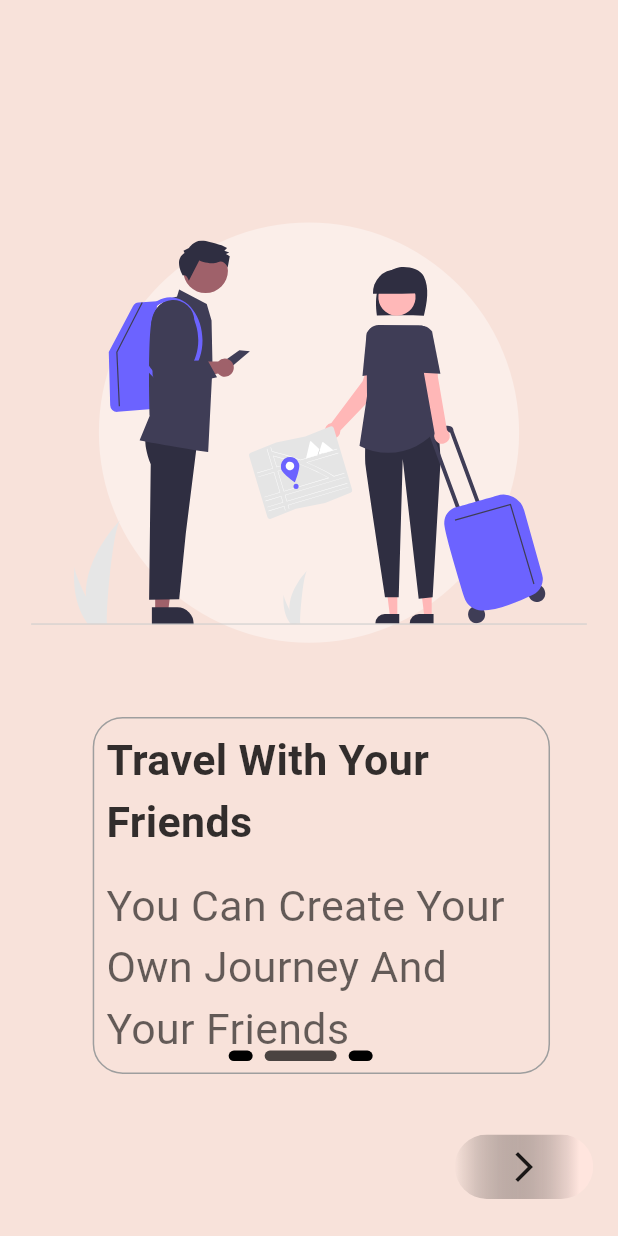
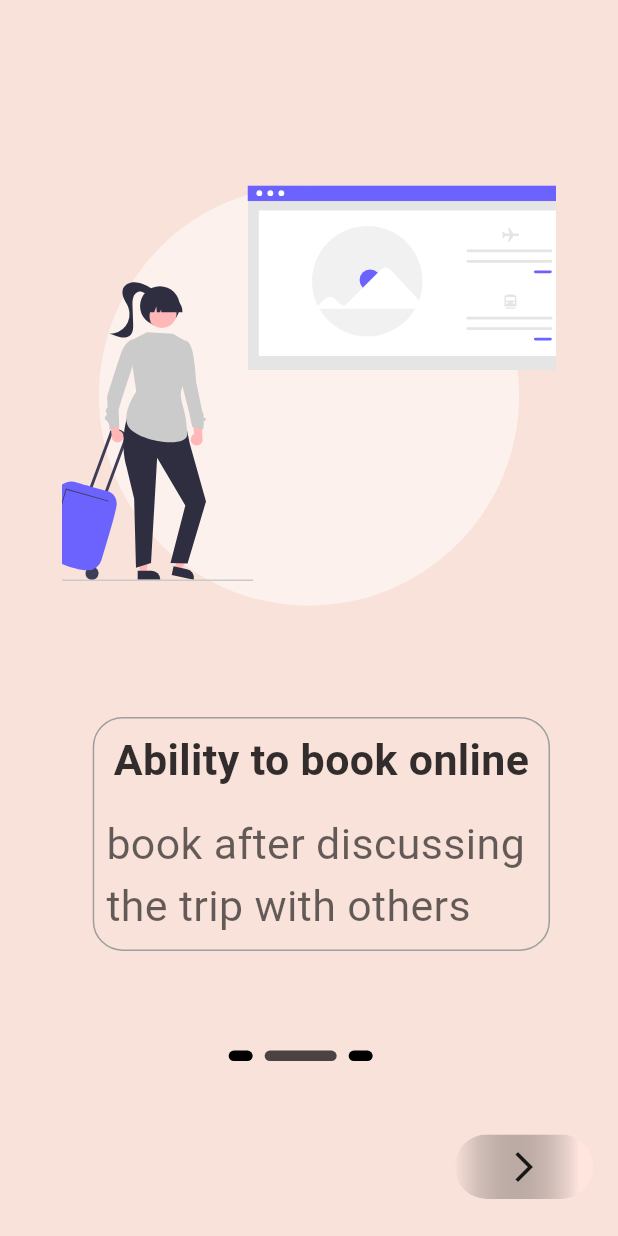
Before and after one commit to Mohammed-AboLEneen/fun-tourism, a Flutter app: the screen it shows after launch, after a tap on the "arrow forward ios" icon, on a phone screen of 412 x 824 dp. Run offline on Flutter 3.47's test engine with Material 2 defaults, Android fonts, the light colour scheme and no system bars; drawn by our look-alikes of smooth_page_indicator; our stand-ins replace flutter_screenutil, flutter_svg, google_fonts; Roboto replaces fonts that are missing (Abel).

Commit message:
onboarding is completed and add simple animation when transition to Authentication screen

```diff
--- a/lib/features/authentication/presentation/view/authentcation.dart
+++ b/lib/features/authentication/presentation/view/authentcation.dart
@@ -40,6 +40,7 @@ class _AuthenticationScreenState extends State<AuthenticationScreen> {
 
     return Scaffold(
       resizeToAvoidBottomInset: false,
+      backgroundColor: Colors.transparent,
       body: CustomScrollView(
         slivers: [
           SliverFillRemaining(
--- a/lib/features/onboarding/presentation/view/onboarding.dart
+++ b/lib/features/onboarding/presentation/view/onboarding.dart
@@ -1,8 +1,9 @@
 import 'package:flutter/material.dart';
 import 'package:flutter_screenutil/flutter_screenutil.dart';
-import 'package:flutter_svg/flutter_svg.dart';
 import 'package:fun_adventure/cores/utils/images.dart';
+import 'package:fun_adventure/features/authentication/presentation/view/authentcation.dart';
 import 'package:fun_adventure/features/onboarding/presentation/view/widgets/custom_button.dart';
+import 'package:fun_adventure/features/onboarding/presentation/view/widgets/pageview_item.dart';
 import 'package:fun_adventure/features/onboarding/presentation/view/widgets/smooth_dots.dart';
 
 import '../../../../cores/methods/navigate_pageview.dart';
@@ -17,27 +18,32 @@ class OnBoardingPage extends StatefulWidget {
 class _OnBoardingPageState extends State<OnBoardingPage>
     with SingleTickerProviderStateMixin {
   late PageController _pageController;
+
+  List<String> pageViewTitles = [
+    'Enjoy with your friends',
+    'Ability to book online',
+    'Go on interesting trips',
+  ];
+  List<String> pageViewSubtitles = [
+    'You Can Create Your Own Journey And Your Friends',
+    'book after discussing the trip with others',
+    'Experience various trips in new places',
+  ];
+
   double progress = 0;
-
-  Color? beginColor = const Color(0xffDAD4C8);
-  Color? endColor = const Color(0xffFFE5DE);
+  late Color beginColor;
+  late Color endColor;
+  late String title;
+  late String subtitle;
 
   @override
   void initState() {
     // TODO: implement initState
     super.initState();
 
-    _pageController = PageController()
-      ..addListener(() {
-        setState(() {
-          progress = _pageController.page ?? 0;
-
-          if (progress > 1) {
-            beginColor = const Color(0xffFFE5DE);
-            endColor = const Color(0xffDBF6E5).withOpacity(.9);
-          }
-        });
-      });
+    getPageViewTitleAndSubtitle();
+    getPageViewBackgroundColor();
+    initialPageViewController();
   }
 
   @override
@@ -56,6 +62,9 @@ class _OnBoardingPageState extends State<OnBoardingPage>
               top: h * .58,
               child: Padding(
                 padding: EdgeInsets.symmetric(horizontal: w * .15),
+                child: AnimatedOpacity(
+                  duration: const Duration(milliseconds: 200),
+                  opacity: getPageViewContainerOpacity(),
                   child: Container(
                     decoration: BoxDecoration(
                       border: Border.all(color: Colors.grey),
@@ -67,7 +76,7 @@ class _OnBoardingPageState extends State<OnBoardingPage>
                       child: Column(
                         children: [
                           Text(
-                          'Travel With Your Friends',
+                            title,
                             style: TextStyle(
                                 fontSize: 25.sp,
                                 fontWeight: FontWeight.w600,
@@ -77,7 +86,7 @@ class _OnBoardingPageState extends State<OnBoardingPage>
                             height: 15,
                           ),
                           Text(
-                          'You Can Create Your Own Journey And Your Friends',
+                            subtitle,
                             style: TextStyle(
                                 fontSize: 25.sp,
                                 color: Colors.black.withOpacity(.6)),
@@ -88,58 +97,24 @@ class _OnBoardingPageState extends State<OnBoardingPage>
                   ),
                 ),
               ),
+            ),
             PageView(
               controller: _pageController,
               children: [
-                Padding(
-                  padding: EdgeInsets.only(top: h * .15),
-                  child: Stack(
-                    alignment: Alignment.topCenter,
-                    children: [
-                      CircleAvatar(
-                          radius: h * .17,
-                          backgroundColor: Colors.white.withOpacity(.5)),
-                      SvgPicture.asset(
-                        ImagesClass.travelsImage,
-                        width: w * .9,
-                        fit: BoxFit.cover,
-                      )
-                    ],
+                PageViewItem(
+                  height: h,
+                  width: w,
+                  imagePath: ImagesClass.travelsImage,
                 ),
+                PageViewItem(
+                  height: h,
+                  width: w,
+                  imagePath: ImagesClass.travelBookingImage,
                 ),
-                Padding(
-                  padding: EdgeInsets.only(bottom: h * .3),
-                  child: Stack(
-                    alignment: Alignment.center,
-                    children: [
-                      CircleAvatar(
-                        radius: h * .17,
-                        backgroundColor: Colors.white.withOpacity(.4),
-                      ),
-                      SvgPicture.asset(
-                        ImagesClass.travelsImage,
-                        width: w * .9,
-                        fit: BoxFit.cover,
-                      )
-                    ],
-                  ),
-                ),
-                Padding(
-                  padding: EdgeInsets.only(bottom: h * .3),
-                  child: Stack(
-                    alignment: Alignment.center,
-                    children: [
-                      CircleAvatar(
-                        radius: h * .17,
-                        backgroundColor: Colors.white.withOpacity(.5),
-                      ),
-                      SvgPicture.asset(
-                        ImagesClass.travelsImage,
-                        width: w * .9,
-                        fit: BoxFit.cover,
-                      )
-                    ],
-                  ),
+                PageViewItem(
+                  height: h,
+                  width: w,
+                  imagePath: ImagesClass.throughDesertImage,
                 ),
               ],
             ),
@@ -157,7 +132,31 @@ class _OnBoardingPageState extends State<OnBoardingPage>
                   height: h * .04,
                   width: w * .2,
                   tap: () {
+                    if (progress < 2) {
                       navigatePageView(pageController: _pageController);
+                    } else {
+                      Navigator.push(
+                        context,
+                        PageRouteBuilder(
+                          pageBuilder: (context, _, __) =>
+                              const AuthenticationScreen(),
+                          transitionsBuilder:
+                              (context, animation, secondaryAnimation, child) {
+                            const begin = Offset(0.0, 1.0);
+                            const end = Offset.zero;
+                            const curve = Curves.linear;
+
+                            var tween = Tween(begin: begin, end: end)
+                                .chain(CurveTween(curve: curve));
+
+                            return SlideTransition(
+                              position: animation.drive(tween),
+                              child: child,
+                            );
+                          },
+                        ),
+                      );
+                    }
                   },
                   color: Color.lerp(beginColor, endColor, progress),
                 ))
@@ -166,4 +165,52 @@ class _OnBoardingPageState extends State<OnBoardingPage>
       ),
     );
   }
+
+  void getPageViewBackgroundColor() {
+    if (progress > 1) {
+      beginColor = const Color(0xffFFE5DE);
+      endColor = const Color(0xffDBF6E5).withOpacity(.9);
+    } else {
+      beginColor = const Color(0xffDAD4C8);
+      endColor = const Color(0xffFFE5DE);
     }
+  }
+
+  void getPageViewTitleAndSubtitle() {
+    if (progress < .5) {
+      title = pageViewTitles[0];
+      subtitle = pageViewSubtitles[0];
+    } else if (progress >= .5 && progress <= 1.5) {
+      title = pageViewTitles[1];
+      subtitle = pageViewSubtitles[1];
+    } else {
+      title = pageViewTitles[2];
+      subtitle = pageViewSubtitles[2];
+    }
+  }
+
+  void initialPageViewController() {
+    _pageController = PageController()
+      ..addListener(() {
+        setState(() {
+          progress = _pageController.page ?? 0;
+          getPageViewBackgroundColor();
+          getPageViewTitleAndSubtitle();
+        });
+      });
+  }
+
+  double getPageViewContainerOpacity() {
+    if (progress == 0) {
+      return 1;
+    } else if (progress <= .5) {
+      return 1 - ((progress + .5) * 1);
+    } else if (progress > .5 && progress <= 1) {
+      return progress;
+    } else if (progress > 1 && progress <= 1.5) {
+      return 1 - (((progress - 1) + .5) * 1);
+    } else {
+      return progress - 1;
+    }
+  }
+}
--- /dev/null
+++ b/lib/features/onboarding/presentation/view/widgets/pageview_item.dart
@@ -0,0 +1,37 @@
+import 'package:flutter/material.dart';
+import 'package:flutter_svg/svg.dart';
+
+class PageViewItem extends StatelessWidget {
+  final double height;
+  final double width;
+  final String imagePath;
+
+  const PageViewItem(
+      {super.key,
+      required this.height,
+      required this.width,
+      required this.imagePath});
+
+  @override
+  Widget build(BuildContext context) {
+    return Padding(
+      padding: EdgeInsets.only(
+          top: height * .15, right: width * .1, left: width * .1),
+      child: Stack(
+        alignment: Alignment.topCenter,
+        children: [
+          CircleAvatar(
+              radius: height * .17,
+              backgroundColor: Colors.white.withOpacity(.5)),
+          AspectRatio(
+              aspectRatio: 5 / 4,
+              child: SvgPicture.asset(
+                imagePath,
+                width: width * .9,
+                fit: BoxFit.cover,
+              ))
+        ],
+      ),
+    );
+  }
+}
```
Lines whose indentation alone changed are shown as unchanged.
